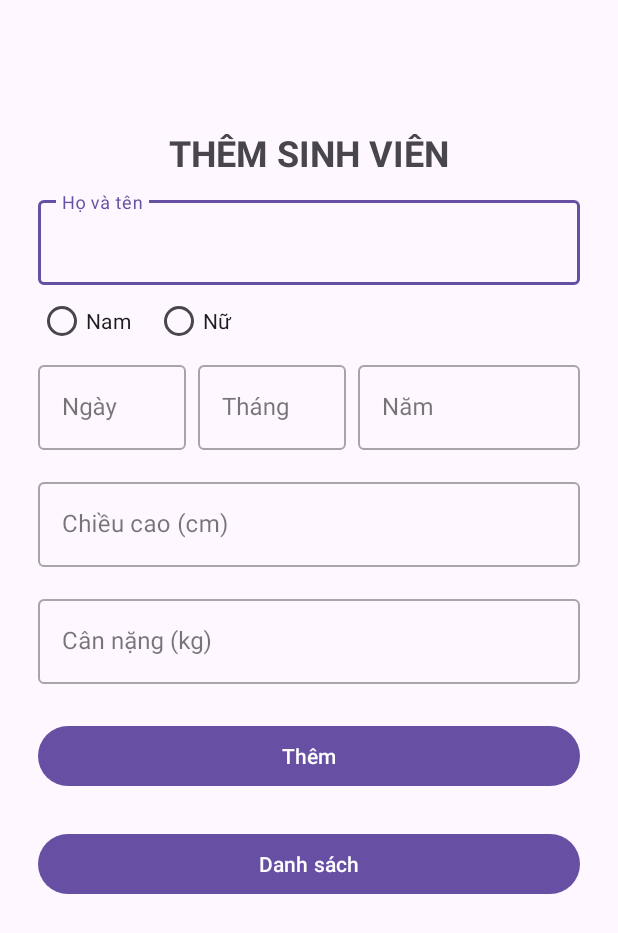
After one commit to ducanhizme/SpaceCraft, an Android app: the AddStudentsActivity screen opened directly, with no data from a screen before it, on a phone screen of 412 x 824 dp. The commit adds this screen. Shown: the top 933 px of the screen. Run offline under Robolectric (Android 15) with nearby library versions, the phone set to English and light mode, and no system bars.

Commit message:
done app

```diff
--- a/app/build.gradle
+++ b/app/build.gradle
@@ -31,6 +31,9 @@ android {
         sourceCompatibility JavaVersion.VERSION_1_8
         targetCompatibility JavaVersion.VERSION_1_8
     }
+    buildFeatures {
+        viewBinding true
+    }
 }
 
 dependencies {
@@ -39,6 +42,8 @@ dependencies {
     implementation libs.activity
     implementation libs.constraintlayout
     implementation libs.core
+    implementation libs.androidx.navigation.fragment
+    implementation libs.androidx.navigation.ui
     testImplementation libs.junit
     androidTestImplementation libs.ext.junit
     androidTestImplementation libs.espresso.core
--- /dev/null
+++ b/app/src/main/java/com/example/spacecraft/activities/AddStudentsActivity.java
@@ -0,0 +1,70 @@
+package com.example.spacecraft.activities;
+
+import android.content.Intent;
+import android.os.Bundle;
+import android.widget.Toast;
+
+import androidx.activity.EdgeToEdge;
+import androidx.appcompat.app.AppCompatActivity;
+import androidx.core.graphics.Insets;
+import androidx.core.view.ViewCompat;
+import androidx.core.view.WindowInsetsCompat;
+
+import com.example.spacecraft.R;
+import com.example.spacecraft.databinding.ActivityAddStudentsBinding;
+import com.example.spacecraft.models.app.Student;
+import com.example.spacecraft.services.FirebaseService;
+
+import java.util.Objects;
+
+public class AddStudentsActivity extends AppCompatActivity {
+
+    private ActivityAddStudentsBinding binding;
+
+    @Override
+    protected void onCreate(Bundle savedInstanceState) {
+        super.onCreate(savedInstanceState);
+        EdgeToEdge.enable(this);
+        binding = ActivityAddStudentsBinding.inflate(getLayoutInflater());
+        setContentView(binding.getRoot());
+        setEventListener();
+    }
+
+    private void setEventListener() {
+        binding.buttonSubmit.setOnClickListener(v -> {
+            Student student = getFormData();
+            if (student == null) {
+                Toast.makeText(this, "Some thing went wrong", Toast.LENGTH_SHORT).show();
+                return;
+            }
+            new FirebaseService().storeStudent(student).addOnSuccessListener(aVoid -> {
+                Toast.makeText(this, "Student added", Toast.LENGTH_SHORT).show();
+                startActivity(new Intent(this, ListStudentsActivity.class));
+            }).addOnFailureListener(e -> {
+                Toast.makeText(this, "Some thing went wrong", Toast.LENGTH_SHORT).show();
+            });
+        });
+        binding.listBtn.setOnClickListener(v -> {
+            startActivity(new Intent(this, ListStudentsActivity.class));
+        });
+    }
+
+    private Student getFormData() {
+        try {
+            String name = Objects.requireNonNull(binding.editTextName.getText()).toString();
+            boolean gender = binding.radioGroupGender.getCheckedRadioButtonId() == R.id.radioButtonMale;
+            String day = Objects.requireNonNull(binding.editTextDay.getText()).toString();
+            String month = Objects.requireNonNull(binding.editTextMonth.getText()).toString();
+            String year = Objects.requireNonNull(binding.editTextYear.getText()).toString();
+            String birthday = day + "/" + month + "/" + year;
+            String heightStr = Objects.requireNonNull(binding.editTextHeight.getText()).toString();
+            int height = Integer.parseInt(heightStr);
+            String weightStr = Objects.requireNonNull(binding.editTextWeight.getText()).toString();
+            float weight = Float.parseFloat(weightStr);
+            return new Student(name, gender, birthday, height, weight);
+        } catch (NullPointerException e) {
+            Toast.makeText(this, "Please provide every field", Toast.LENGTH_SHORT).show();
+            return null;
+        }
+    }
+}
--- a/app/src/main/java/com/example/spacecraft/activities/MainActivity.java
+++ b/app/src/main/java/com/example/spacecraft/activities/MainActivity.java
@@ -58,6 +58,7 @@ public class MainActivity extends AppCompatActivity {
         binding.playBtn.setOnClickListener(v -> startGameActivity());
         binding.profileBtn.setOnClickListener(v -> showProfileDialog(true));
         binding.heightScoreBtn.setOnClickListener(v -> showHeightScoreDialog());
+        binding.studentBtn.setOnClickListener(v->startActivity(new Intent(this, AddStudentsActivity.class)));
     }
 
     private void showHeightScoreDialog() {
--- /dev/null
+++ b/app/src/main/res/layout/activity_add_students.xml
@@ -0,0 +1,155 @@
+<?xml version="1.0" encoding="utf-8"?>
+<LinearLayout xmlns:android="http://schemas.android.com/apk/res/android"
+    xmlns:app="http://schemas.android.com/apk/res-auto"
+    xmlns:tools="http://schemas.android.com/tools"
+    android:id="@+id/main"
+    android:layout_width="match_parent"
+    android:layout_height="match_parent"
+    tools:context=".activities.AddStudentsActivity">
+    <LinearLayout
+        android:layout_width="match_parent"
+        android:layout_height="wrap_content"
+        android:orientation="vertical"
+        android:padding="25dp"
+        android:layout_marginTop="50dp"
+        tools:ignore="UselessParent">
+        <TextView
+            android:layout_width="match_parent"
+            android:textAlignment="center"
+            android:layout_height="wrap_content"
+            android:text="@string/th_m_sinh_vi_n"
+            android:textSize="24sp"
+            android:padding="10dp"
+            android:textAllCaps="true"
+            android:textStyle="bold"
+            />
+        <com.google.android.material.textfield.TextInputLayout
+            android:layout_width="match_parent"
+            android:layout_height="wrap_content"
+            android:hint="@string/h_t_n"
+            style="@style/Widget.MaterialComponents.TextInputLayout.OutlinedBox">
+
+            <com.google.android.material.textfield.TextInputEditText
+                android:id="@+id/editTextName"
+                android:layout_width="match_parent"
+                android:layout_height="wrap_content"
+                android:inputType="textPersonName" />
+        </com.google.android.material.textfield.TextInputLayout>
+
+        <RadioGroup
+            android:id="@+id/radioGroupGender"
+            android:layout_width="match_parent"
+            android:layout_height="wrap_content"
+            android:orientation="horizontal">
+
+            <com.google.android.material.radiobutton.MaterialRadioButton
+                android:id="@+id/radioButtonMale"
+                android:layout_width="wrap_content"
+                android:layout_height="wrap_content"
+                android:text="Nam" />
+
+            <com.google.android.material.radiobutton.MaterialRadioButton
+                android:id="@+id/radioButtonFemale"
+                android:layout_width="wrap_content"
+                android:layout_height="wrap_content"
+                android:layout_marginLeft="16dp"
+                android:text="Nữ" />
+        </RadioGroup>
+
+
+        <LinearLayout
+            android:layout_width="match_parent"
+            android:layout_height="wrap_content"
+            android:orientation="horizontal">
+
+            <com.google.android.material.textfield.TextInputLayout
+                android:layout_width="0dp"
+                android:layout_height="wrap_content"
+                android:layout_weight="1"
+                android:layout_marginEnd="8dp"
+                android:hint="Ngày"
+                style="@style/Widget.MaterialComponents.TextInputLayout.OutlinedBox">
+
+                <com.google.android.material.textfield.TextInputEditText
+                    android:id="@+id/editTextDay"
+                    android:layout_width="match_parent"
+                    android:layout_height="wrap_content"
+                    android:inputType="number"
+                    android:maxLength="2" />
+            </com.google.android.material.textfield.TextInputLayout>
+
+            <com.google.android.material.textfield.TextInputLayout
+                android:layout_width="0dp"
+                android:layout_height="wrap_content"
+                android:layout_weight="1"
+                android:layout_marginEnd="8dp"
+                android:hint="Tháng"
+                style="@style/Widget.MaterialComponents.TextInputLayout.OutlinedBox">
+
+                <com.google.android.material.textfield.TextInputEditText
+                    android:id="@+id/editTextMonth"
+                    android:layout_width="match_parent"
+                    android:layout_height="wrap_content"
+                    android:inputType="number"
+                    android:maxLength="2" />
+            </com.google.android.material.textfield.TextInputLayout>
+
+            <com.google.android.material.textfield.TextInputLayout
+                android:layout_width="0dp"
+                android:layout_height="wrap_content"
+                android:layout_weight="1.5"
+                android:hint="Năm"
+                style="@style/Widget.MaterialComponents.TextInputLayout.OutlinedBox">
+
+                <com.google.android.material.textfield.TextInputEditText
+                    android:id="@+id/editTextYear"
+                    android:layout_width="match_parent"
+                    android:layout_height="wrap_content"
+                    android:inputType="number"
+                    android:maxLength="4" />
+            </com.google.android.material.textfield.TextInputLayout>
+        </LinearLayout>
+
+        <com.google.android.material.textfield.TextInputLayout
+            android:layout_width="match_parent"
+            android:layout_height="wrap_content"
+            android:layout_marginTop="16dp"
+            android:hint="Chiều cao (cm)"
+            style="@style/Widget.MaterialComponents.TextInputLayout.OutlinedBox">
+
+            <com.google.android.material.textfield.TextInputEditText
+                android:id="@+id/editTextHeight"
+                android:layout_width="match_parent"
+                android:layout_height="wrap_content"
+                android:inputType="number" />
+        </com.google.android.material.textfield.TextInputLayout>
+
+        <com.google.android.material.textfield.TextInputLayout
+            android:layout_width="match_parent"
+            android:layout_height="wrap_content"
+            android:layout_marginTop="16dp"
+            android:hint="Cân nặng (kg)"
+            style="@style/Widget.MaterialComponents.TextInputLayout.OutlinedBox">
+
+            <com.google.android.material.textfield.TextInputEditText
+                android:id="@+id/editTextWeight"
+                android:layout_width="match_parent"
+                android:layout_height="wrap_content"
+                android:inputType="numberDecimal" />
+        </com.google.android.material.textfield.TextInputLayout>
+
+        <com.google.android.material.button.MaterialButton
+            android:id="@+id/buttonSubmit"
+            android:layout_width="match_parent"
+            android:layout_height="wrap_content"
+            android:layout_marginTop="24dp"
+            android:text="@string/th_m" />
+        <com.google.android.material.button.MaterialButton
+            android:id="@+id/listBtn"
+            android:layout_width="match_parent"
+            android:layout_height="wrap_content"
+            android:layout_marginTop="24dp"
+            android:text="@string/danh_sach" />
+
+    </LinearLayout>
+</LinearLayout>
--- a/gradle/libs.versions.toml
+++ b/gradle/libs.versions.toml
@@ -12,6 +12,8 @@ activity = "1.9.2"
 constraintlayout = "2.1.4"
 core = "1.45.0"
 playServicesAuth = "21.2.0"
+navigationFragment = "2.8.4"
+navigationUi = "2.8.4"
 
 [libraries]
 androidx-credentials-play-services-auth = { module = "androidx.credentials:credentials-play-services-auth" }
@@ -32,6 +34,8 @@ activity = { group = "androidx.activity", name = "activity", version.ref = "acti
 constraintlayout = { group = "androidx.constraintlayout", name = "constraintlayout", version.ref = "constraintlayout" }
 core = { group = "com.google.ar", name = "core", version.ref = "core" }
 play-services-auth = { module = "com.google.android.gms:play-services-auth", version.ref = "playServicesAuth" }
+androidx-navigation-fragment = { group = "androidx.navigation", name = "navigation-fragment", version.ref = "navigationFragment" }
+androidx-navigation-ui = { group = "androidx.navigation", name = "navigation-ui", version.ref = "navigationUi" }
 
 [plugins]
 android-application = { id = "com.android.application", version.ref = "agp" }
```
Also changed, not shown: app/src/main/AndroidManifest.xml (+12 -3 lines), app/src/main/java/com/example/spacecraft/activities/ListStudentsActivity.java (added, +55 -0 lines), app/src/main/java/com/example/spacecraft/adapters/StudentAdapter.java (added, +58 -0 lines), app/src/main/java/com/example/spacecraft/models/app/Student.java (added, +74 -0 lines), app/src/main/java/com/example/spacecraft/services/FirebaseService.java (+9 -0 lines), app/src/main/res/layout/activity_list_students.xml (added, +20 -0 lines), app/src/main/res/layout/activity_main.xml (+10 -0 lines), app/src/main/res/layout/item_student.xml (added, +144 -0 lines), app/src/main/res/values/strings.xml (+47 -0 lines).
